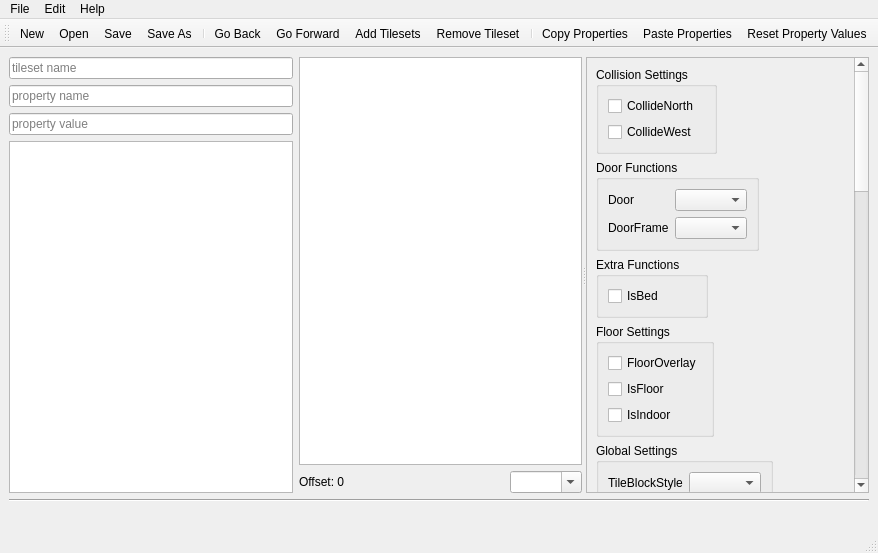
Before: the Qt Designer form src/tiled/tiledefdialog.ui in timbaker/tiled, drawn with Qt 5.
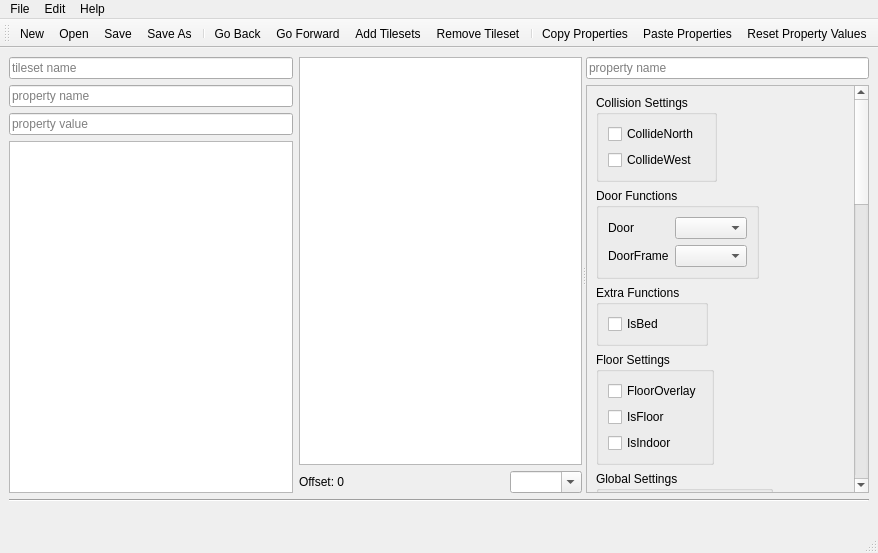
After: the same form once the commit is applied. Icons and pictures are not drawn. Custom widgets are drawn as their Qt base class.

Commit message: Added filter to TileDefDialog properties panel.

What changed in the file:
```diff
--- a/src/tiled/tiledefdialog.ui
+++ b/src/tiled/tiledefdialog.ui
@@ -120,6 +120,16 @@
       </widget>
       <widget class="QWidget" name="verticalLayoutWidget">
        <layout class="QVBoxLayout" name="propertiesLayout">
+        <item>
+         <widget class="QLineEdit" name="rightPropertyFilter">
+          <property name="placeholderText">
+           <string>property name</string>
+          </property>
+          <property name="clearButtonEnabled">
+           <bool>true</bool>
+          </property>
+         </widget>
+        </item>
         <item>
          <widget class="QScrollArea" name="scrollArea">
           <property name="widgetResizable">
@@ -131,7 +141,7 @@
              <x>0</x>
              <y>0</y>
              <width>253</width>
-             <height>1259</height>
+             <height>1263</height>
             </rect>
            </property>
            <layout class="QGridLayout" name="gridLayout_2">
@@ -153,7 +163,7 @@
                <property name="fieldGrowthPolicy">
                 <enum>QFormLayout::AllNonFixedFieldsGrow</enum>
                </property>
-               <item row="0" column="0">
+               <item row="1" column="0">
                 <widget class="QGroupBox" name="groupBox">
                  <property name="title">
                   <string>Collision Settings</string>
@@ -176,7 +186,7 @@
                  </layout>
                 </widget>
                </item>
-               <item row="1" column="0">
+               <item row="2" column="0">
                 <widget class="QGroupBox" name="groupBox_2">
                  <property name="title">
                   <string>Door Functions</string>
@@ -211,7 +221,7 @@
                  </layout>
                 </widget>
                </item>
-               <item row="2" column="0">
+               <item row="3" column="0">
                 <widget class="QGroupBox" name="groupBox_3">
                  <property name="title">
                   <string>Extra Functions</string>
@@ -227,7 +237,7 @@
                  </layout>
                 </widget>
                </item>
-               <item row="3" column="0">
+               <item row="4" column="0">
                 <widget class="QGroupBox" name="groupBox_5">
                  <property name="title">
                   <string>Floor Settings</string>
@@ -257,7 +267,7 @@
                  </layout>
                 </widget>
                </item>
-               <item row="7" column="0">
+               <item row="8" column="0">
                 <widget class="QGroupBox" name="groupBox_6">
                  <property name="title">
                   <string>Roof Settings</string>
@@ -279,7 +289,7 @@
                  </layout>
                 </widget>
                </item>
-               <item row="8" column="0">
+               <item row="9" column="0">
                 <widget class="QGroupBox" name="groupBox_7">
                  <property name="title">
                   <string>Sheet Settings</string>
@@ -305,7 +315,7 @@
                  </layout>
                 </widget>
                </item>
-               <item row="12" column="0">
+               <item row="13" column="0">
                 <widget class="QGroupBox" name="groupBox_4">
                  <property name="title">
                   <string>Wall Settings</string>
@@ -355,7 +365,7 @@
                  </layout>
                 </widget>
                </item>
-               <item row="9" column="0">
+               <item row="10" column="0">
                 <widget class="QGroupBox" name="groupBox_8">
                  <property name="title">
                   <string>Shelf Settings</string>
@@ -403,7 +413,7 @@
                  </layout>
                 </widget>
                </item>
-               <item row="10" column="0">
+               <item row="11" column="0">
                 <widget class="QGroupBox" name="groupBox_9">
                  <property name="title">
                   <string>Stair Settings</string>
@@ -425,7 +435,7 @@
                  </layout>
                 </widget>
                </item>
-               <item row="11" column="0">
+               <item row="12" column="0">
                 <widget class="QGroupBox" name="groupBox_10">
                  <property name="title">
                   <string>Visibility Functions</string>
@@ -444,7 +454,7 @@
                  </layout>
                 </widget>
                </item>
-               <item row="13" column="0">
+               <item row="14" column="0">
                 <widget class="QGroupBox" name="groupBox_11">
                  <property name="title">
                   <string>Water Functions</string>
@@ -497,7 +507,7 @@
                  </layout>
                 </widget>
                </item>
-               <item row="14" column="0">
+               <item row="15" column="0">
                 <widget class="QGroupBox" name="groupBox_12">
                  <property name="title">
                   <string>Window Functions</string>
@@ -567,7 +577,7 @@
                  </layout>
                 </widget>
                </item>
-               <item row="6" column="0">
+               <item row="7" column="0">
                 <widget class="QGroupBox" name="groupBox_13">
                  <property name="title">
                   <string>Object Settings</string>
@@ -613,7 +623,7 @@
                  </layout>
                 </widget>
                </item>
-               <item row="4" column="0">
+               <item row="5" column="0">
                 <widget class="QGroupBox" name="groupBox_14">
                  <property name="title">
                   <string>Global Settings</string>
@@ -635,7 +645,7 @@
                  </layout>
                 </widget>
                </item>
-               <item row="5" column="0">
+               <item row="6" column="0">
                 <widget class="QGroupBox" name="groupBox_15">
                  <property name="title">
                   <string>Light Settings</string>
```
The commit also changes 3 other files.
